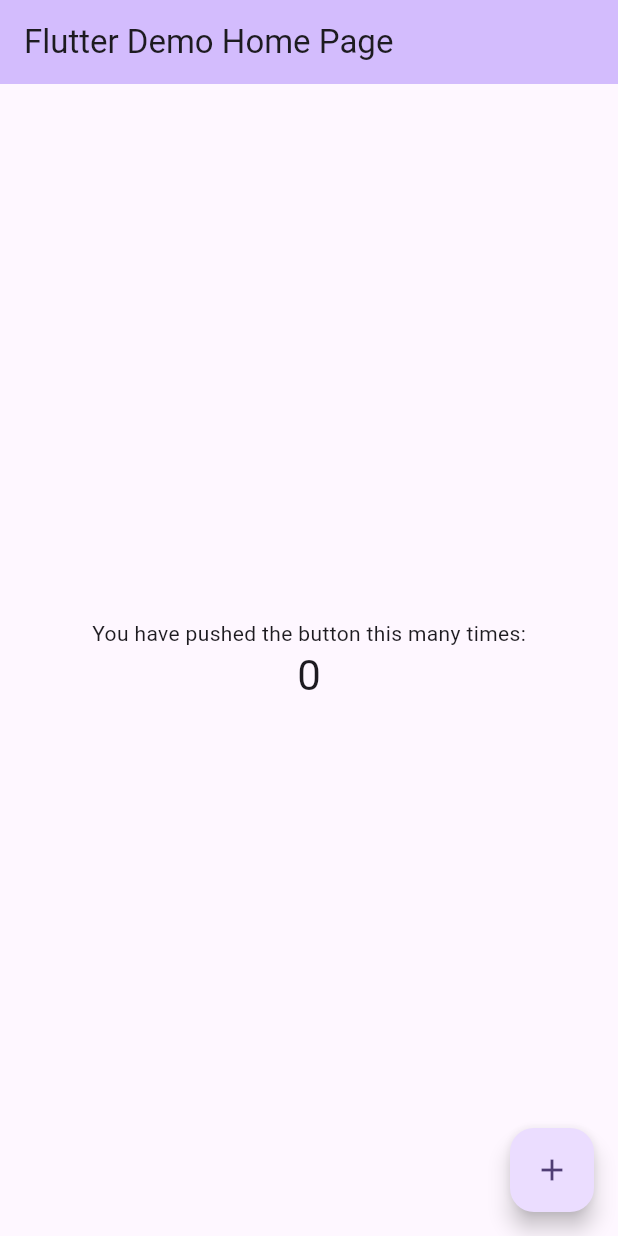
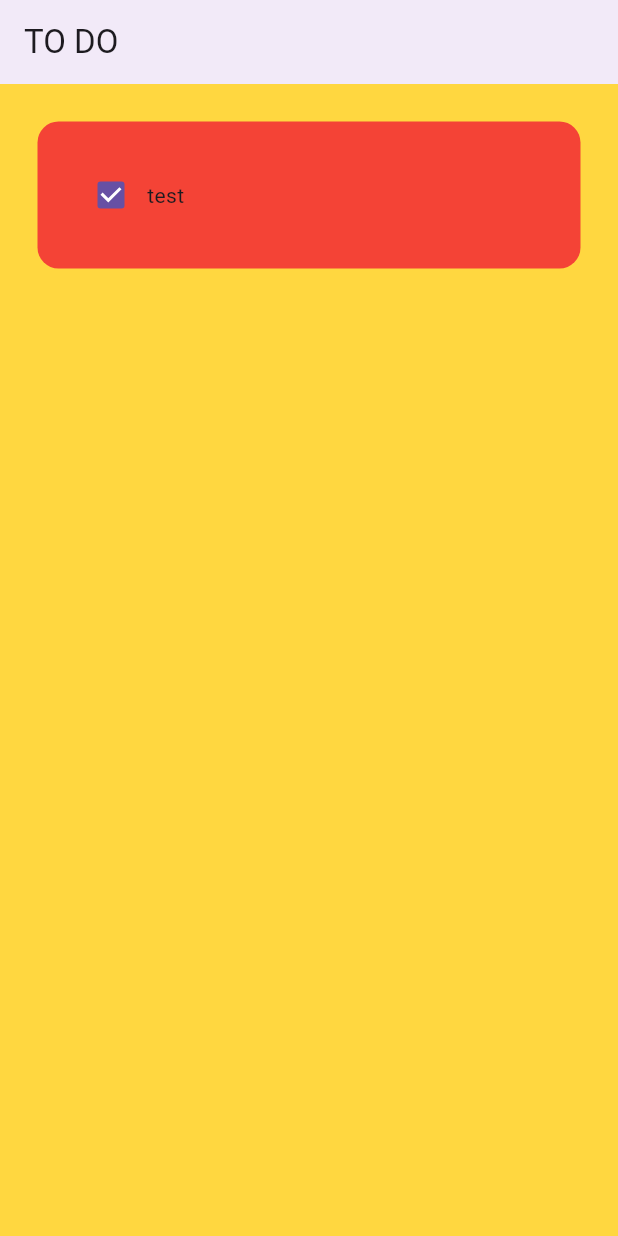
Before and after one commit to Yasasisuru/to_do_app, a Flutter app: the screen it shows after launch, on a phone screen of 412 x 824 dp. Run offline on Flutter 3.47's test engine with Material 3 defaults, Android fonts, the phone set to English and light mode, and no system bars.

Commit message:
home page design

```diff
--- a/lib/main.dart
+++ b/lib/main.dart
@@ -1,5 +1,5 @@
 import 'package:flutter/material.dart';
-
+import 'package:to_do_app/pages/home_page.dart';
 void main() {
   runApp(const MyApp());
 }
@@ -11,115 +11,9 @@ class MyApp extends StatelessWidget {
   @override
   Widget build(BuildContext context) {
     return MaterialApp(
-      title: 'Flutter Demo',
-      theme: ThemeData(
-        // This is the theme of your application.
-        //
-        // TRY THIS: Try running your application with "flutter run". You'll see
-        // the application has a purple toolbar. Then, without quitting the app,
-        // try changing the seedColor in the colorScheme below to Colors.green
-        // and then invoke "hot reload" (save your changes or press the "hot
-        // reload" button in a Flutter-supported IDE, or press "r" if you used
-        // the command line to start the app).
-        //
-        // Notice that the counter didn't reset back to zero; the application
-        // state is not lost during the reload. To reset the state, use hot
-        // restart instead.
-        //
-        // This works for code too, not just values: Most code changes can be
-        // tested with just a hot reload.
-        colorScheme: ColorScheme.fromSeed(seedColor: Colors.deepPurple),
-        useMaterial3: true,
-      ),
-      home: const MyHomePage(title: 'Flutter Demo Home Page'),
+      debugShowCheckedModeBanner: false,
+      title:"To Do App",
+       home: HomePage(),
     );
   }
 }
-
-class MyHomePage extends StatefulWidget {
-  const MyHomePage({super.key, required this.title});
-
-  // This widget is the home page of your application. It is stateful, meaning
-  // that it has a State object (defined below) that contains fields that affect
-  // how it looks.
-
-  // This class is the configuration for the state. It holds the values (in this
-  // case the title) provided by the parent (in this case the App widget) and
-  // used by the build method of the State. Fields in a Widget subclass are
-  // always marked "final".
-
-  final String title;
-
-  @override
-  State<MyHomePage> createState() => _MyHomePageState();
-}
-
-class _MyHomePageState extends State<MyHomePage> {
-  int _counter = 0;
-
-  void _incrementCounter() {
-    setState(() {
-      // This call to setState tells the Flutter framework that something has
-      // changed in this State, which causes it to rerun the build method below
-      // so that the display can reflect the updated values. If we changed
-      // _counter without calling setState(), then the build method would not be
-      // called again, and so nothing would appear to happen.
-      _counter++;
-    });
-  }
-
-  @override
-  Widget build(BuildContext context) {
-    // This method is rerun every time setState is called, for instance as done
-    // by the _incrementCounter method above.
-    //
-    // The Flutter framework has been optimized to make rerunning build methods
-    // fast, so that you can just rebuild anything that needs updating rather
-    // than having to individually change instances of widgets.
-    return Scaffold(
-      appBar: AppBar(
-        // TRY THIS: Try changing the color here to a specific color (to
-        // Colors.amber, perhaps?) and trigger a hot reload to see the AppBar
-        // change color while the other colors stay the same.
-        backgroundColor: Theme.of(context).colorScheme.inversePrimary,
-        // Here we take the value from the MyHomePage object that was created by
-        // the App.build method, and use it to set our appbar title.
-        title: Text(widget.title),
-      ),
-      body: Center(
-        // Center is a layout widget. It takes a single child and positions it
-        // in the middle of the parent.
-        child: Column(
-          // Column is also a layout widget. It takes a list of children and
-          // arranges them vertically. By default, it sizes itself to fit its
-          // children horizontally, and tries to be as tall as its parent.
-          //
-          // Column has various properties to control how it sizes itself and
-          // how it positions its children. Here we use mainAxisAlignment to
-          // center the children vertically; the main axis here is the vertical
-          // axis because Columns are vertical (the cross axis would be
-          // horizontal).
-          //
-          // TRY THIS: Invoke "debug painting" (choose the "Toggle Debug Paint"
-          // action in the IDE, or press "p" in the console), to see the
-          // wireframe for each widget.
-          mainAxisAlignment: MainAxisAlignment.center,
-          children: <Widget>[
-            const Text(
-              'You have pushed the button this many times:',
-            ),
-            Text(
-              '$_counter',
-              style: Theme.of(context).textTheme.headlineMedium,
-            ),
-          ],
-        ),
-      ),
-      floatingActionButton: FloatingActionButton(
-        onPressed: _incrementCounter,
-        tooltip: 'Increment',
-        child: const Icon(Icons.add),
-      ), // This trailing comma makes auto-formatting nicer for build methods.
-    );
-  }
-}
--- /dev/null
+++ b/lib/pages/home_page.dart
@@ -0,0 +1,34 @@
+import 'package:flutter/material.dart';
+import '../pages/todo_title.dart';
+class HomePage extends StatefulWidget {
+  const HomePage({super.key});
+
+  @override
+  State<HomePage> createState() => _HomePageState();
+}
+
+class _HomePageState extends State<HomePage> {
+  @override
+  Widget build(BuildContext context) {
+    return Scaffold(
+      backgroundColor: Colors.amberAccent,
+      appBar: AppBar(
+
+        title: Text("TO DO"),
+        elevation: 3,
+      ),
+
+      body: ListView(
+        children: [
+          ToDoTitle(
+            taskName: "test",
+            taskComplete: true,
+            onChanged: (p0) {
+
+            },
+          ),
+        ],
+      ),
+    );
+  }
+}
--- /dev/null
+++ b/lib/pages/todo_title.dart
@@ -0,0 +1,29 @@
+import 'package:flutter/material.dart';
+
+class ToDoTitle extends StatelessWidget {
+  final String taskName;
+  final bool taskComplete;
+
+Function(bool?)? onChanged;
+
+
+   ToDoTitle({super.key,required this.taskName,required this.taskComplete,required this.onChanged});
+
+  @override
+  Widget build(BuildContext context) {
+    return Padding(
+      padding: const EdgeInsets.all(25.0),
+      child: Container(
+        padding: EdgeInsets.all(25),
+        child: Row(
+          children: [
+              Checkbox(value: taskComplete, onChanged: onChanged),
+            Text(taskName),
+          ],
+        ),
+        decoration: BoxDecoration(
+            color: Colors.red, borderRadius: BorderRadius.circular(14)),
+      ),
+    );
+  }
+}
```
